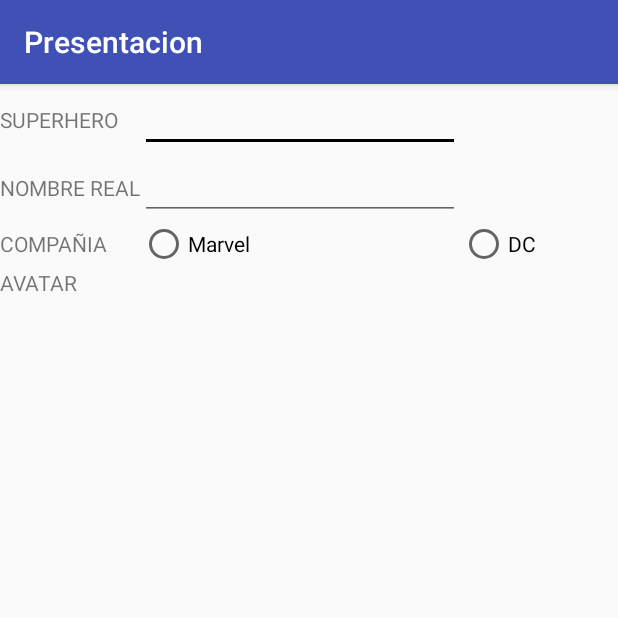
After one commit to xsapruebas/Presentacion, an Android app: the AgregarActivity screen opened directly, with no data from a screen before it, on a phone screen of 412 x 824 dp, the top half of it. The commit adds this screen. Run offline under Robolectric (Android 15) with nearby library versions, the phone set to English and light mode, and no system bars.

```diff
--- a/app/build.gradle
+++ b/app/build.gradle
@@ -30,9 +30,11 @@ dependencies {
     implementation 'com.squareup.picasso:picasso:2.5.2'
     implementation 'com.android.support:recyclerview-v7:26.1.0'
     implementation 'com.google.firebase:firebase-core:11.8.0'
+    implementation 'com.android.support:design:26.1.0'
     testImplementation 'junit:junit:4.12'
     androidTestImplementation 'com.android.support.test:runner:1.0.1'
     androidTestImplementation 'com.android.support.test.espresso:espresso-core:3.0.1'
 }
 
+
 apply plugin: 'com.google.gms.google-services'
--- a/app/src/main/AndroidManifest.xml
+++ b/app/src/main/AndroidManifest.xml
@@ -18,7 +18,8 @@
                 <category android:name="android.intent.category.LAUNCHER" />
             </intent-filter>
         </activity>
-        <activity android:name=".Main2Activity"></activity>
+        <activity android:name=".Main2Activity" />
+        <activity android:name=".AgregarActivity"></activity>
     </application>
 
 </manifest>
--- /dev/null
+++ b/app/src/main/java/com/xsa/mobilityfriday/presentacion/AgregarActivity.kt
@@ -0,0 +1,12 @@
+package com.xsa.mobilityfriday.presentacion
+
+import android.support.v7.app.AppCompatActivity
+import android.os.Bundle
+
+class AgregarActivity : AppCompatActivity() {
+
+    override fun onCreate(savedInstanceState: Bundle?) {
+        super.onCreate(savedInstanceState)
+        setContentView(R.layout.agregar)
+    }
+}
--- /dev/null
+++ b/app/src/main/res/layout/agregar.xml
@@ -0,0 +1,91 @@
+<?xml version="1.0" encoding="utf-8"?>
+<android.support.constraint.ConstraintLayout xmlns:android="http://schemas.android.com/apk/res/android"
+    xmlns:tools="http://schemas.android.com/tools"
+    android:layout_width="match_parent"
+    android:layout_height="match_parent">
+
+    <TableLayout
+        android:layout_width="368dp"
+        android:layout_height="495dp"
+        tools:layout_editor_absoluteX="8dp"
+        tools:layout_editor_absoluteY="8dp">
+
+        <TableRow
+            android:layout_width="match_parent"
+            android:layout_height="match_parent">
+
+            <TextView
+                android:id="@+id/tvSuperheroAgregar"
+                android:layout_width="wrap_content"
+                android:layout_height="wrap_content"
+                android:text="SUPERHERO"
+                tools:layout_editor_absoluteX="16dp"
+                tools:layout_editor_absoluteY="16dp" />
+
+            <EditText
+                android:id="@+id/etSuperheroAgregar"
+                android:layout_width="wrap_content"
+                android:layout_height="wrap_content"
+                android:ems="10"
+                android:inputType="textPersonName" />
+        </TableRow>
+
+        <TableRow
+            android:layout_width="match_parent"
+            android:layout_height="match_parent">
+
+            <TextView
+                android:id="@+id/tvRealNameAgregar"
+                android:layout_width="wrap_content"
+                android:layout_height="wrap_content"
+                android:text="NOMBRE REAL"
+                tools:layout_editor_absoluteX="16dp"
+                tools:layout_editor_absoluteY="16dp" />
+
+            <EditText
+                android:id="@+id/etRealNameAgregar"
+                android:layout_width="wrap_content"
+                android:layout_height="wrap_content"
+                android:ems="10"
+                android:inputType="textPersonName" />
+        </TableRow>
+
+        <TableRow
+            android:layout_width="match_parent"
+            android:layout_height="match_parent">
+
+            <TextView
+                android:id="@+id/tvEditoraAgregar"
+                android:layout_width="wrap_content"
+                android:layout_height="wrap_content"
+                android:text="COMPAÑIA"
+                tools:layout_editor_absoluteX="16dp"
+                tools:layout_editor_absoluteY="16dp" />
+
+            <RadioButton
+                android:layout_height="wrap_content"
+                android:text="Marvel" />
+
+            <RadioButton
+                android:layout_width="wrap_content"
+                android:layout_height="wrap_content"
+                android:text="DC" />
+
+        </TableRow>
+
+        <TableRow
+            android:layout_width="match_parent"
+            android:layout_height="match_parent">
+
+            <TextView
+                android:id="@+id/tvAvatarAgregar"
+                android:layout_width="wrap_content"
+                android:layout_height="wrap_content"
+                android:text="AVATAR"
+                tools:layout_editor_absoluteX="16dp"
+                tools:layout_editor_absoluteY="16dp" />
+
+        </TableRow>
+    </TableLayout>
+
+</android.support.constraint.ConstraintLayout>
--- a/app/src/main/res/values/colors.xml
+++ b/app/src/main/res/values/colors.xml
@@ -2,5 +2,5 @@
 <resources>
     <color name="colorPrimary">#3F51B5</color>
     <color name="colorPrimaryDark">#303F9F</color>
-    <color name="colorAccent">#FF4081</color>
+    <color name="colorAccent">#000000</color>
 </resources>
```
Also changed, not shown: app/src/main/java/com/xsa/mobilityfriday/presentacion/MainActivity.kt (+7 -0 lines), app/src/main/res/layout/activity_main.xml (+15 -2 lines), app/src/main/res/layout/content_main.xml (added, +18 -0 lines), app/src/main/res/values/dimens.xml (added, +8 -0 lines), 1 other file.
